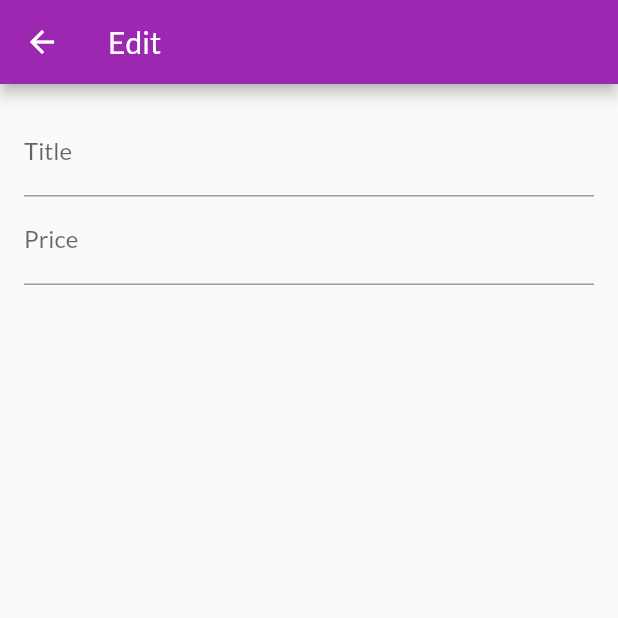
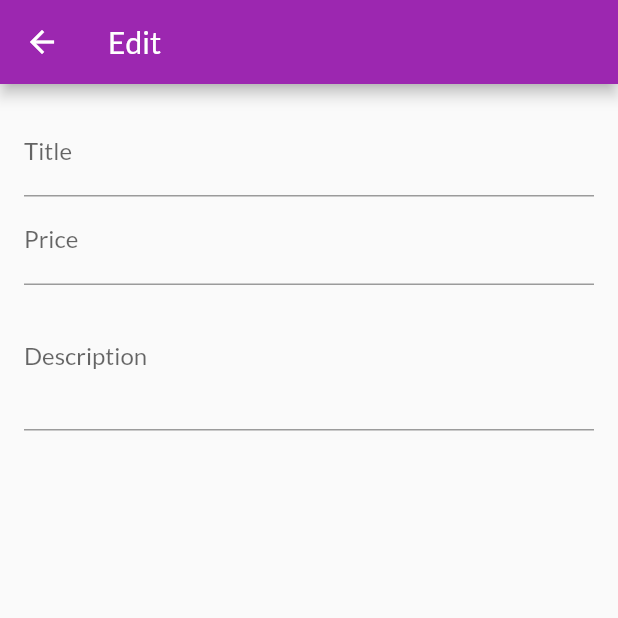
Before and after one commit to perettigiuliano/myshop2, a Flutter app: the EditProductsScreen screen opened by its route, on a phone screen of 412 x 824 dp, the top half of it. Run offline on Flutter 3.47's test engine with Material 2 defaults, Android fonts, the light colour scheme and no system bars; network calls fail.

Commit message:
Capitolo 223

```diff
--- a/lib/screens/edit_products_screen.dart
+++ b/lib/screens/edit_products_screen.dart
@@ -8,7 +8,15 @@ class EditProductsScreen extends StatefulWidget {
 }
 
 class _EditProductsScreenState extends State<EditProductsScreen> {
-  final _priceFocusNode = FocusNode();
+  // final _priceFocusNode = FocusNode();
+  // final _descriptionFocusNode = FocusNode();
+
+  @override
+  void dispose() {
+    // _priceFocusNode.dispose();
+    // _descriptionFocusNode.dispose();
+    super.dispose();
+  }
 
   @override
   Widget build(BuildContext context) {
@@ -24,15 +32,24 @@ class _EditProductsScreenState extends State<EditProductsScreen> {
               TextFormField(
                 decoration: InputDecoration(labelText: "Title"),
                 textInputAction: TextInputAction.next,
-                onFieldSubmitted: (value) {
-                  FocusScope.of(context).requestFocus(_priceFocusNode);
-                },
+                // onFieldSubmitted: (value) {
+                //   FocusScope.of(context).requestFocus(_priceFocusNode);
+                // },
               ),
               TextFormField(
                 decoration: InputDecoration(labelText: "Price"),
                 textInputAction: TextInputAction.next,
                 keyboardType: TextInputType.number,
-                focusNode: _priceFocusNode,
+                // focusNode: _priceFocusNode,
+                // onFieldSubmitted: (value) {
+                //   FocusScope.of(context).requestFocus(_descriptionFocusNode);
+                // },
+              ),
+              TextFormField(
+                decoration: InputDecoration(labelText: "Description"),
+                maxLines: 3,
+                keyboardType: TextInputType.multiline,
+                // focusNode: _descriptionFocusNode,
               ),
             ],
           ),
```
